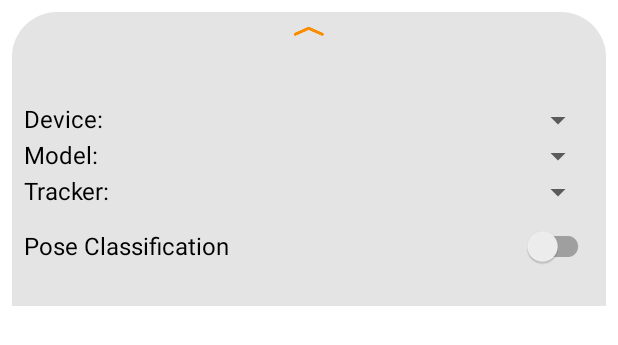
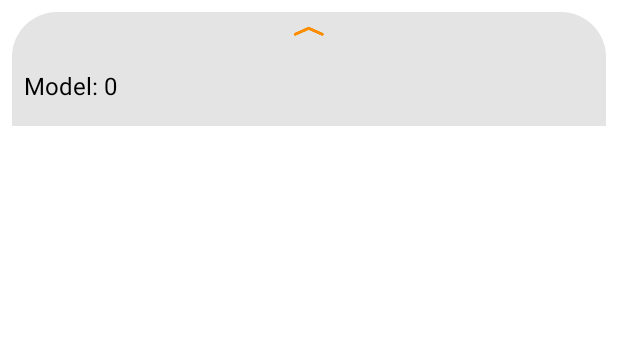
Before and after one commit to pauleenejordan/Capstone, an Android app: the layout bottom_sheet_layout.xml on its own in the app's theme, with its tools: preview values and no code run, on a phone screen of 412 x 824 dp. Shown: the top 345 px of the screen. Run offline under Robolectric (Android 15) with nearby library versions, the phone set to English and light mode, and no system bars.

```diff
--- a/app/src/main/res/layout/bottom_sheet_layout.xml
+++ b/app/src/main/res/layout/bottom_sheet_layout.xml
@@ -33,7 +33,9 @@
     <TextView
         android:id="@+id/tvScore"
         android:layout_width="match_parent"
-        android:layout_height="wrap_content" />
+        android:layout_height="wrap_content"
+        android:visibility="gone"
+        tools:visibility="gone" />
 
     <LinearLayout
         android:layout_width="match_parent"
@@ -43,12 +45,16 @@
         <TextView
             android:layout_width="wrap_content"
             android:layout_height="wrap_content"
-            android:text="@string/tfe_pe_tv_device" />
+            android:text="@string/tfe_pe_tv_device"
+            android:visibility="gone"
+            tools:visibility="gone" />
 
         <Spinner
             android:id="@+id/spnDevice"
             android:layout_width="match_parent"
-            android:layout_height="wrap_content" />
+            android:layout_height="wrap_content"
+            android:visibility="gone"
+            tools:visibility="gone" />
     </LinearLayout>
 
     <LinearLayout
@@ -61,10 +67,19 @@
             android:layout_height="wrap_content"
             android:text="@string/tfe_pe_tv_model" />
 
+        <TextView
+            android:id="@+id/textView"
+            android:layout_width="wrap_content"
+            android:layout_height="wrap_content"
+            android:layout_weight="1"
+            android:text=" 0" />
+
         <Spinner
             android:id="@+id/spnModel"
             android:layout_width="match_parent"
-            android:layout_height="wrap_content" />
+            android:layout_height="wrap_content"
+            android:visibility="gone"
+            tools:visibility="gone" />
     </LinearLayout>
 
     <LinearLayout
@@ -73,15 +88,19 @@
         android:layout_height="wrap_content"
         android:orientation="horizontal">
 
+        <Spinner
+            android:id="@+id/spnTracker"
+            android:layout_width="match_parent"
+            android:layout_height="wrap_content"
+            android:visibility="gone"
+            tools:visibility="gone" />
+
         <TextView
             android:layout_width="wrap_content"
             android:layout_height="wrap_content"
-            android:text="@string/tfe_pe_tv_tracking" />
-
-        <Spinner
-            android:id="@+id/spnTracker"
-            android:layout_width="match_parent"
-            android:layout_height="wrap_content" />
+            android:text="@string/tfe_pe_tv_tracking"
+            android:visibility="gone"
+            tools:visibility="gone" />
     </LinearLayout>
 
     <RelativeLayout
@@ -95,13 +114,17 @@
             android:layout_height="wrap_content"
             android:layout_centerVertical="true"
             android:layout_toStartOf="@id/swPoseClassification"
-            android:text="@string/tfe_pe_tv_pose_classification" />
+            android:text="@string/tfe_pe_tv_pose_classification"
+            android:visibility="gone"
+            tools:visibility="gone" />
 
         <androidx.appcompat.widget.SwitchCompat
             android:id="@+id/swPoseClassification"
             android:layout_width="wrap_content"
             android:layout_height="wrap_content"
-            android:layout_alignParentEnd="true" />
+            android:layout_alignParentEnd="true"
+            android:visibility="gone"
+            tools:visibility="gone" />
     </RelativeLayout>
 
     <TextView
--- a/app/src/main/res/values/strings.xml
+++ b/app/src/main/res/values/strings.xml
@@ -1,5 +1,5 @@
 <resources>
-    <string name="tfe_pe_app_name">TFL Pose Estimation</string>
+    <string name="tfe_pe_app_name">Workout Repetition Counter</string>
     <string name="tfe_pe_request_permission">This app needs camera permission.</string>
     <string name="tfe_pe_tv_score">Score: %.2f</string>
     <string name="tfe_pe_tv_model">Model: </string>
```
Also changed, not shown: app/src/main/java/org/tensorflow/lite/examples/poseestimation/camera/CameraSource.kt (+8 -3 lines), app/src/main/res/layout/activity_main.xml (+1 -14 lines), 1 other file.
